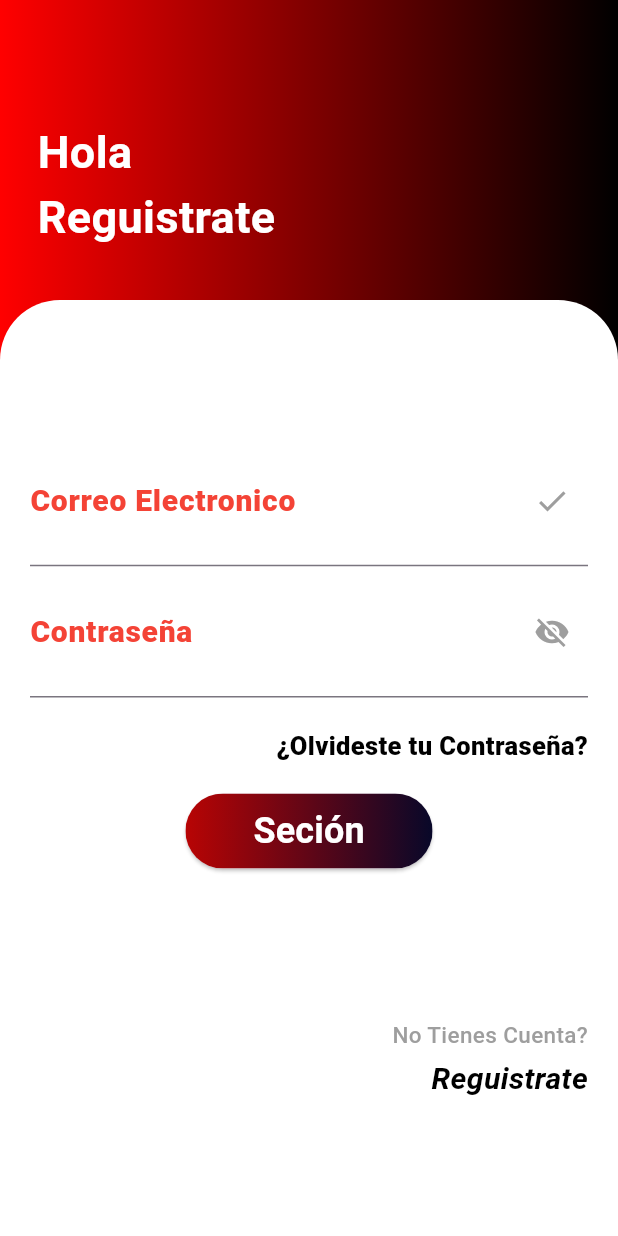
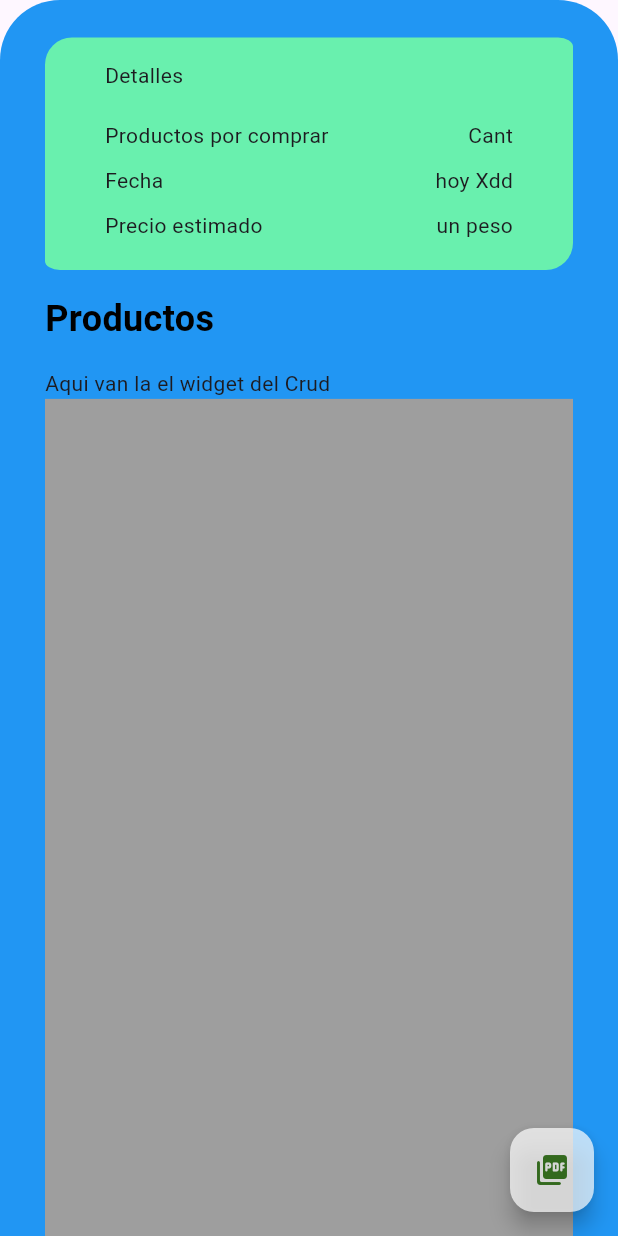
Before and after one commit to luisdavidAG/AppMovil_Tiendita, a Flutter app: the screen it shows after launch, on a phone screen of 412 x 824 dp. Run offline on Flutter 3.47's test engine with Material 3 defaults, Android fonts, the phone set to English and light mode, and no system bars; Roboto replaces fonts that are missing (creditCardSecurityCode).

Commit message:
Commit Luis David Alcozer Gonzalez 22/10/2024
-Nueva Screen Productos
-Nuevo Widget FeedBack Productos
-Navegacion SemiConcluida en la App (agregado a la seccion de productos)

```diff
--- a/tiendita/lib/main.dart
+++ b/tiendita/lib/main.dart
@@ -3,6 +3,7 @@ import 'package:tiendita/screns/home_Screnn.dart';
 import 'package:tiendita/screns/login_Screen.dart';
 import 'package:tiendita/screns/tuInventario_Screnn.dart';
 import 'package:tiendita/screns/tuListaSurtido_Screnn.dart';
+import 'package:tiendita/screns/tuProductos_Screen.dart';
 import 'package:tiendita/screns/tuPromociones__Screnn.dart';
 import 'package:tiendita/widgets/TuListaSurtido/Tu_ListaSurtido.dart';
 
@@ -29,7 +30,7 @@ class MyApp extends StatelessWidget {
         useMaterial3: true,
       ),
       debugShowCheckedModeBanner: false,
-      home: const loginScrenn(),
+      home: const TuProductos_Screnn(),
     );
   }
 }
--- a/tiendita/lib/screns/home_Screnn.dart
+++ b/tiendita/lib/screns/home_Screnn.dart
@@ -1,6 +1,7 @@
 import 'package:flutter/material.dart';
 import 'package:tiendita/screns/tuInventario_Screnn.dart';
 import 'package:tiendita/screns/tuListaSurtido_Screnn.dart';
+import 'package:tiendita/screns/tuProductos_Screen.dart';
 import 'package:tiendita/screns/tuPromociones__Screnn.dart';
 import 'package:tiendita/widgets/AppBar_Personalizado/APPBar.dart';
 import 'package:tiendita/widgets/TuInventario/Tu_Inventario.dart';
@@ -110,15 +111,30 @@ class _home_screenState extends State<home_screen> {
                         width: pantalla.width*.50,
                         // decoration: BoxDecoration(color: Colors.black87),
                         //carta_1Productos
-                        child: ButtonTheme(child: TusProductos())
-
-                      ),
+                        child: TextButton(
+                            onPressed: () {
+                              Navigator.push(
+                                context,
+                                MaterialPageRoute(
+                                    builder: (context) => const TuProductos_Screnn()),
+                              );
+                            },
+                            child: const TusProductos(),
+                          )),
                       Container(
                         height: pantalla.height*.25,
                         width: pantalla.width*.50,
                         decoration: BoxDecoration(color: Color.fromARGB(149, 16, 212, 32)),
-
-                        child: ButtonTheme(child: EditarProductos()),
+                        child: TextButton(
+                            onPressed: () {
+                              Navigator.push(
+                                context,
+                                MaterialPageRoute(
+                                    builder: (context) => const TuProductos_Screnn()),
+                              );
+                            },
+                            child: const TusProductos(),
+                          )
                       )
                     ],
                   ),
@@ -134,15 +150,31 @@ class _home_screenState extends State<home_screen> {
                           width: pantalla.width*.50,
                           // decoration: BoxDecoration(color: Colors.black87),
                           //carta_1Productos
-                          child: ButtonTheme(child: ConsultarProductos())
-
+                          child: TextButton(
+                            onPressed: () {
+                              Navigator.push(
+                                context,
+                                MaterialPageRoute(
+                                    builder: (context) => const TuProductos_Screnn()),
+                              );
+                            },
+                            child: const TusProductos(),
+                          )
                         ),
                         Container(
                           height: pantalla.height*.25,
                           width: pantalla.width*.50,
                           decoration: BoxDecoration(color: Color.fromARGB(149, 16, 212, 32)),
-
-                          child: ButtonTheme(child: EliminarProductos()),
+                          child: TextButton(
+                            onPressed: () {
+                              Navigator.push(
+                                context,
+                                MaterialPageRoute(
+                                    builder: (context) => const TuProductos_Screnn()),
+                              );
+                            },
+                            child: const TusProductos(),
+                          )
                         )
                       ],
                     ),
--- /dev/null
+++ b/tiendita/lib/screns/tuProductos_Screen.dart
@@ -0,0 +1,101 @@
+import 'package:flutter/material.dart';
+import 'package:tiendita/widgets/Personalizados_Screnns/FeedBack_Productos.dart';
+
+class TuProductos_Screnn extends StatefulWidget {
+  const TuProductos_Screnn({super.key});
+
+  @override
+  State<TuProductos_Screnn> createState() => _TuProductos_ScrennState();
+}
+
+class _TuProductos_ScrennState extends State<TuProductos_Screnn> {
+  //Padings constantes
+  final double padings_H = 30;
+  final double padings_V = 25;
+  @override
+  Widget build(BuildContext context) {
+    Size pantalla = MediaQuery.of(context).size;
+    return Scaffold(
+      //appBar:
+      //METER EL APP BAR QUE SE HACE ACA BIEN MANIACO XDDD
+
+      //Cuerpo
+      body: SafeArea(
+        child: Stack(
+        children: [
+          Container(
+            height: double.infinity,
+            width: double.infinity,
+            decoration: const BoxDecoration(
+                color: Colors.blue,
+                borderRadius: BorderRadius.only(
+                    topLeft: Radius.circular(40),
+                    topRight: Radius.circular(40))),
+          ),
+          //aqui van lo que es interactivo
+          ListView(
+            children: [
+              //Este es el Feedback Creo que tendre que hacer uno por cada uno :,vvvv
+              Padding(
+                padding: EdgeInsets.symmetric(
+                    horizontal: padings_H, vertical: padings_V),
+                child: Column(
+                  children: [
+                    //Este es el feed back
+                    const FBProductos(),
+                    //Despues son los titulos
+                    Container(
+                      height: pantalla.height * .08,
+                      alignment: Alignment.centerLeft,
+                      child: Row(
+                        mainAxisAlignment: MainAxisAlignment.spaceBetween,
+                        children: [
+                          // Título de la sección 'Tus Productos'
+                          const Text(
+                            'Productos',
+                            style: TextStyle(
+                              decoration: TextDecoration.none,
+                              fontFamily: AutofillHints.creditCardSecurityCode,
+                              fontSize: 24,
+                              color: Color.fromARGB(255, 0, 0, 0),
+                              fontWeight: FontWeight.bold,
+                            ),
+                          ),
+                        ],
+                      ),
+                    ),
+                    //y las cartas de los productos
+                    //TODO Checar como puedo generar los productos en fos filas en un un monton de columnas
+                    //TODo O si no cambiar a solo una carta que se genere en columnas
+                    const Row(
+                      children: [
+                        Text('Aqui van la el widget del Crud'),
+                      ],
+                    ),
+                    Container(
+                          height: pantalla.height*.70,
+                          width: pantalla.width,
+                          decoration: BoxDecoration(
+                            color: Colors.grey
+                          ),
+                    )
+                  ],
+                ),
+              )
+            ],
+          ),
+        ],
+      ),
+      ),
+      floatingActionButton: FloatingActionButton(
+        backgroundColor: Colors.white70,
+        onPressed: () {
+          // Acción al presionar el botón
+        },
+        child: Icon(Icons.picture_as_pdf_rounded , color: Colors.lightGreen.shade900,), // Ícono dentro del botón
+        tooltip: 'Añadir',
+      ),
+      floatingActionButtonLocation: FloatingActionButtonLocation.endFloat,
+    );
+  }
+}
--- /dev/null
+++ b/tiendita/lib/widgets/Personalizados_Screnns/FeedBack_Productos.dart
@@ -0,0 +1,75 @@
+import 'package:flutter/material.dart';
+
+class FBProductos extends StatefulWidget {
+  const FBProductos({super.key});
+
+  @override
+  State<FBProductos> createState() => _FBProductosState();
+}
+
+class _FBProductosState extends State<FBProductos> {
+  final double padings_H = 40;
+  final double padings_V = 25;
+
+  @override
+  Widget build(BuildContext context) {
+    Size pantalla = MediaQuery.of(context).size;
+    return Container(
+     // height: pantalla.height*.40,
+      width: pantalla.width,
+
+      //DECORACIONES
+      decoration: BoxDecoration(
+        color: Colors.greenAccent,
+        borderRadius: BorderRadius.only(topLeft: Radius.circular(18),bottomRight: Radius.circular(18), bottomLeft: Radius.elliptical(10,6),topRight: Radius.elliptical(10,6))
+      ),
+
+      //Contenido
+      child: Column(
+        children: [
+          Container(
+            margin: EdgeInsets.symmetric(horizontal:padings_H,vertical: 15),
+            alignment: Alignment.centerLeft,
+            child: Text('Detalles')),
+          Padding(
+            padding: EdgeInsets.symmetric(horizontal: padings_H, vertical:5 ),
+            child: Row(
+              mainAxisAlignment: MainAxisAlignment.spaceBetween,
+              children: [
+                //Titulo
+                Text('Productos por comprar'),
+                //Contenido que cambia XD
+                Text('Cant')
+              ],
+            ),
+          ),
+           Padding(
+            padding: EdgeInsets.symmetric(horizontal: padings_H, vertical:5 ),
+            child: Row(
+              mainAxisAlignment: MainAxisAlignment.spaceBetween,
+              children: [
+                //Titulo
+                Text('Fecha'),
+                //Contenido que cambia XD
+                Text('hoy Xdd')
+              ],
+            ),
+          ),
+           Padding(
+            padding: EdgeInsets.symmetric(horizontal: padings_H, vertical:5 ),
+            child: Row(
+              mainAxisAlignment: MainAxisAlignment.spaceBetween,
+              children: [
+                //Titulo
+                Text('Precio estimado'),
+                //Contenido que cambia XD
+                Text('un peso')
+              ],
+            ),
+          ),
+          SizedBox( height: 15,)
+        ],
+      ),
+    );
+  }
+}
```
